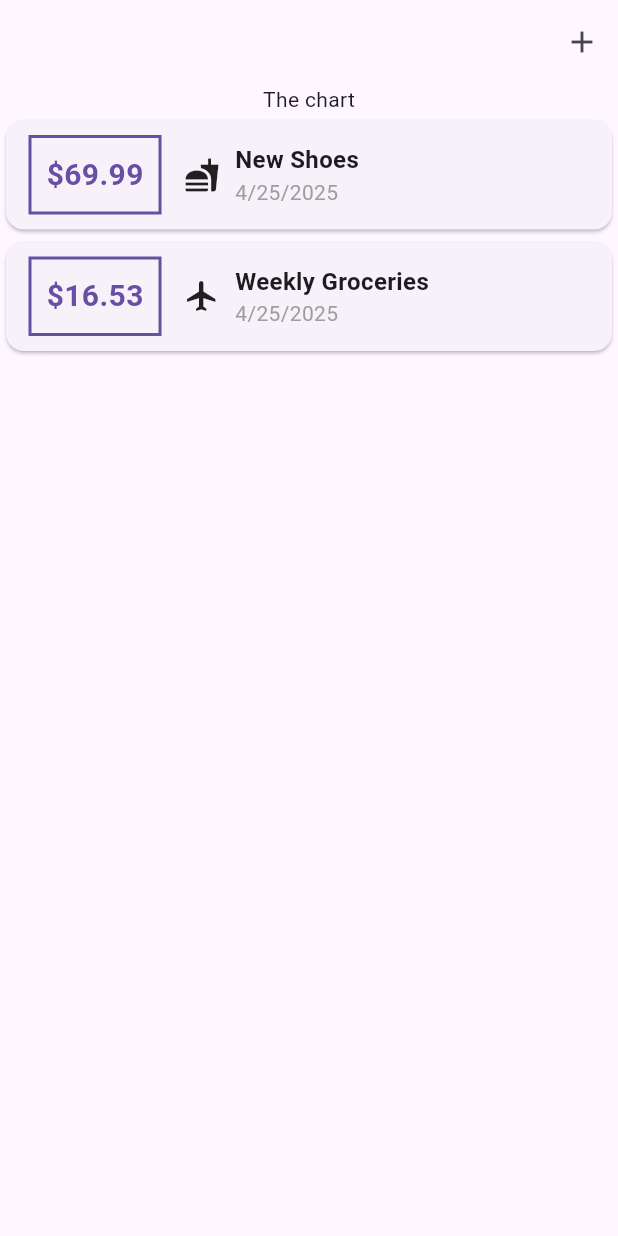
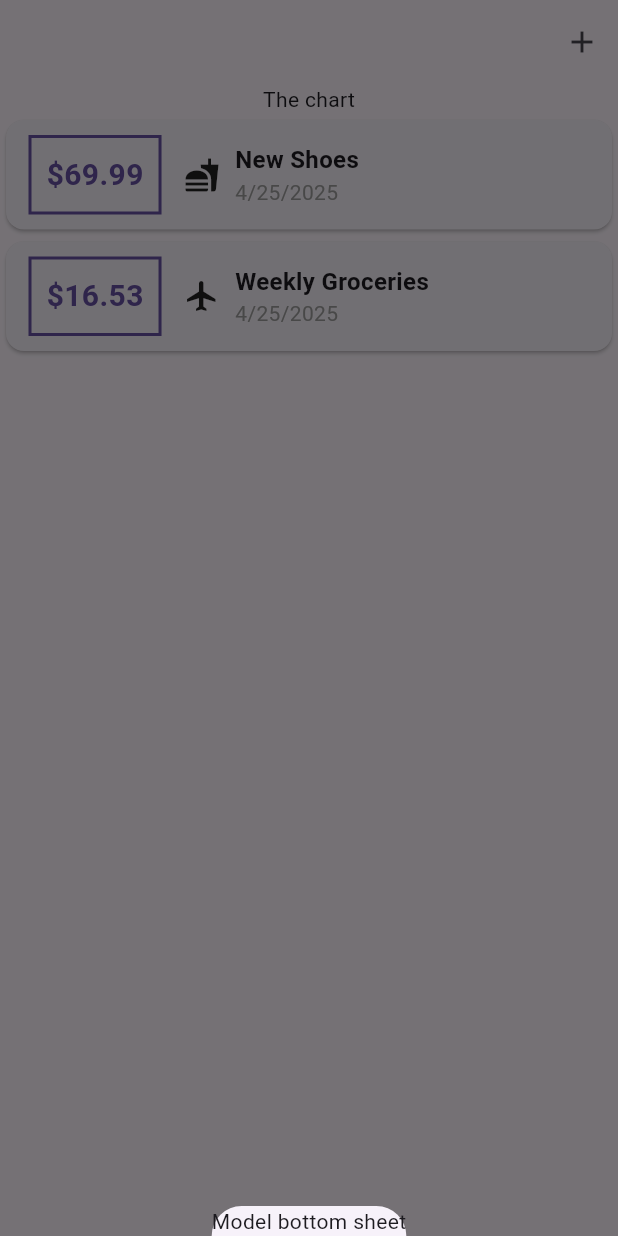
Before and after one commit to binodcoder/portfolio, a Flutter app: the screen it shows after launch, after a tap on the "add" icon, on a phone screen of 412 x 824 dp. Run offline on Flutter 3.47's test engine with Material 3 defaults, Android fonts, the light colour scheme and no system bars; our stand-ins replace font_awesome_flutter, google_fonts.

Commit message:
show model bottom sheet added on + pressed

```diff
--- a/lib/features/expense_tracker/widgets/expenses.dart
+++ b/lib/features/expense_tracker/widgets/expenses.dart
@@ -26,15 +26,20 @@ class _ExpensesState extends State<Expenses> {
     ),
   ];
 
+  void _openAddExpenseOverlay() {
+    showModalBottomSheet(
+      context: context,
+      builder: (ctx) => Text("Model bottom sheet"),
+    );
+  }
+
   @override
   Widget build(BuildContext context) {
-    return MaterialApp(
-      theme: ThemeData(useMaterial3: true),
-      home: Scaffold(
+    return Scaffold(
       appBar: AppBar(
         actions: [
           IconButton(
-              onPressed: () {},
+            onPressed: _openAddExpenseOverlay,
             icon: Icon(Icons.add),
           )
         ],
@@ -47,7 +52,6 @@ class _ExpensesState extends State<Expenses> {
           ),
         ],
       ),
-      ),
     );
   }
 }
--- a/lib/main.dart
+++ b/lib/main.dart
@@ -2,5 +2,10 @@ import 'package:flutter/material.dart';
 import 'package:untitled/features/expense_tracker/widgets/expenses.dart';
 
 void main() {
-  runApp(Expenses());
+  runApp(
+    MaterialApp(
+      theme: ThemeData(useMaterial3: true),
+      home: Expenses(),
+    ),
+  );
 }
```
Lines whose indentation alone changed are shown as unchanged.
